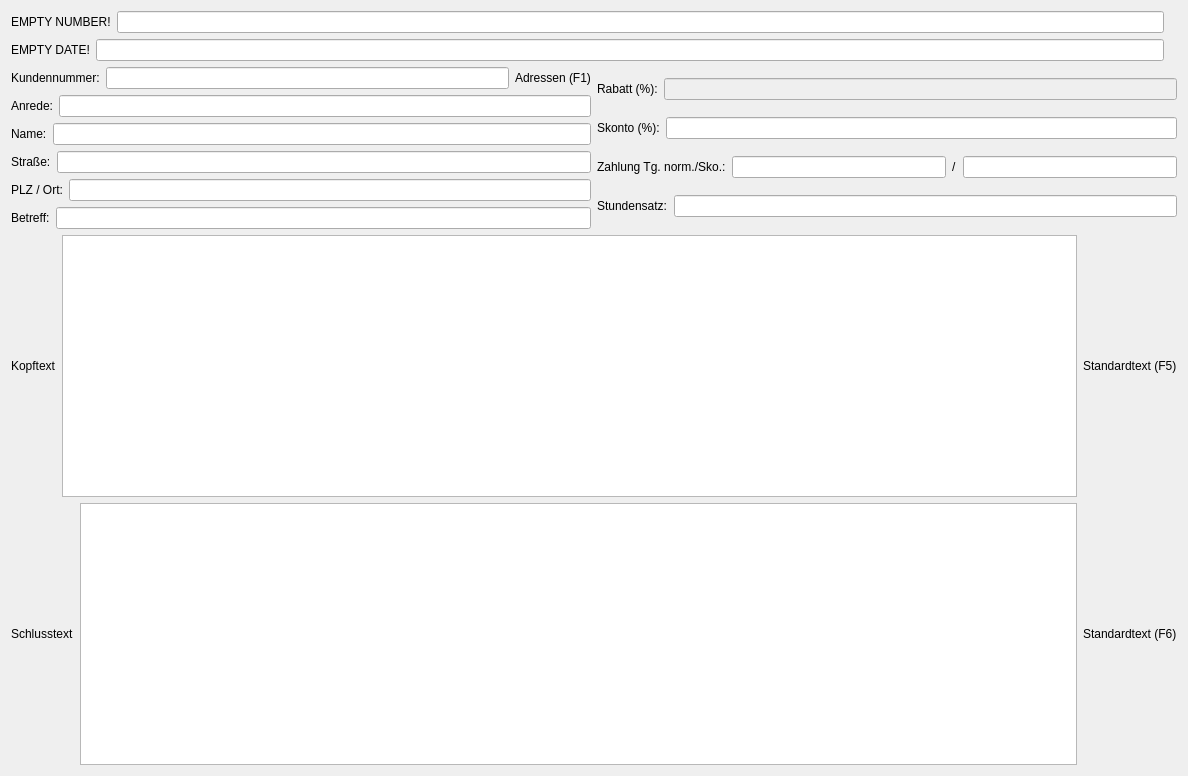
The window that form/general_main_content.ui (romanweissflog/FAKT) describes before a commit, drawn with Qt 5.
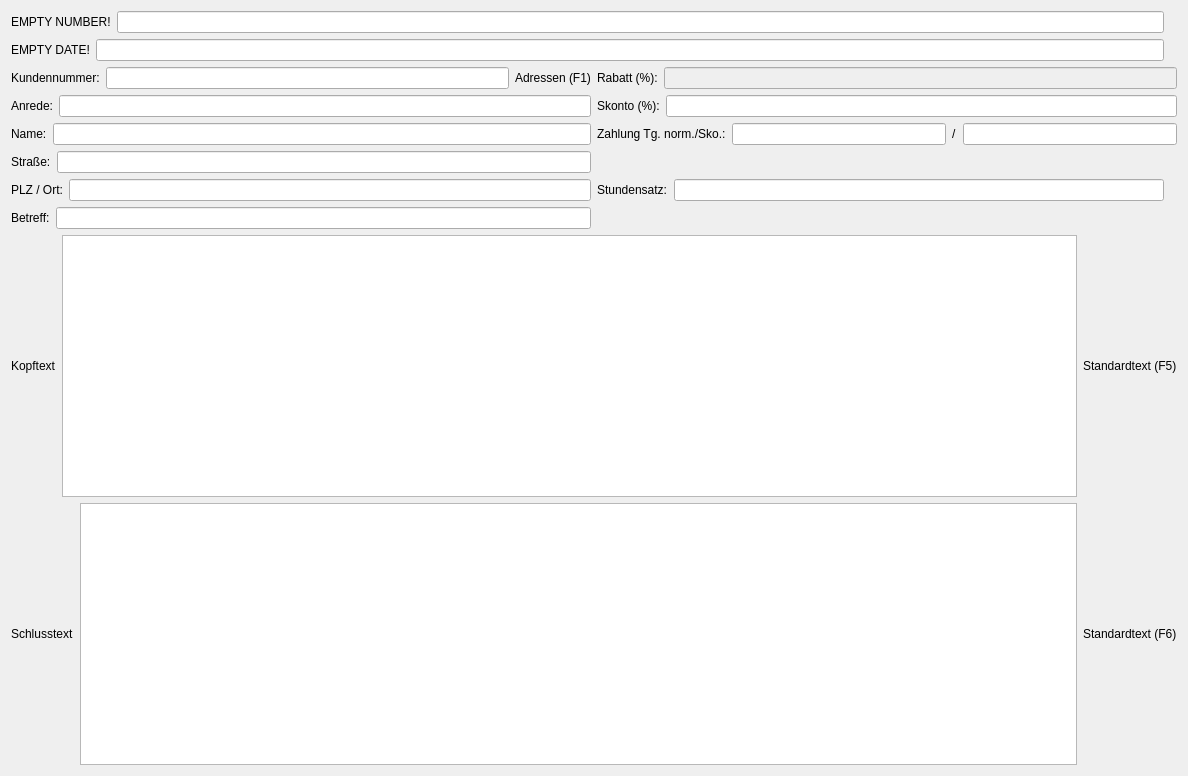
The same window after the commit. Custom widgets are drawn as their Qt base class.

The edit to the form file:
```diff
--- a/form/general_main_content.ui
+++ b/form/general_main_content.ui
@@ -245,6 +245,16 @@
            </property>
           </widget>
          </item>
+         <item>
+          <widget class="QLabel" name="labelHourlyRateError">
+           <property name="styleSheet">
+            <string notr="true">color:red</string>
+           </property>
+           <property name="text">
+            <string/>
+           </property>
+          </widget>
+         </item>
         </layout>
        </item>
       </layout>
```
